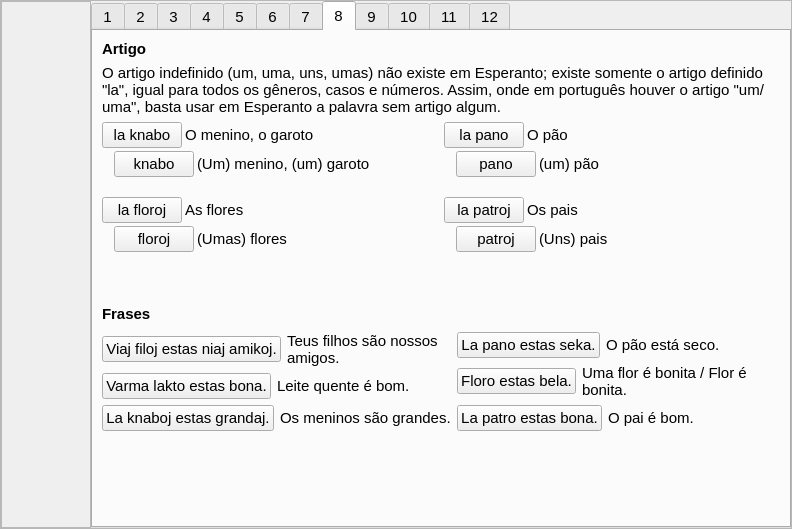
Qt form lec01.ui (antono/kurso-de-esperanto) before a commit.
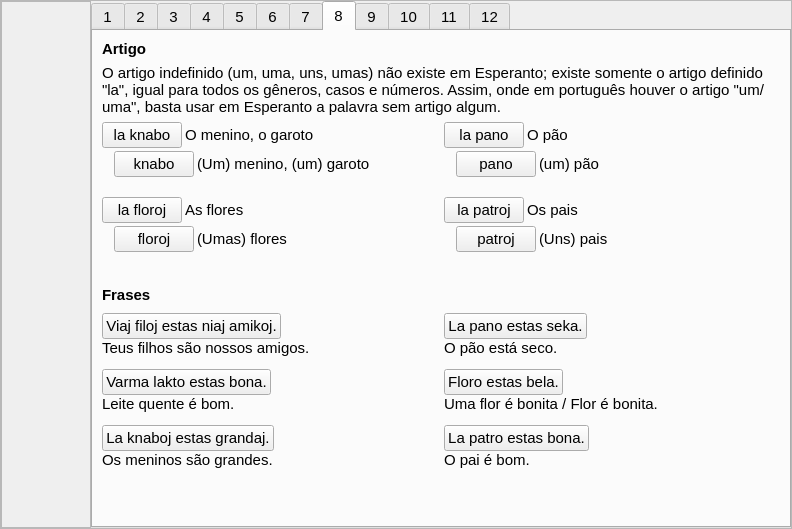
The same form after that commit. The open tabs and pages were chosen to show the change. Icons and pictures are not drawn. Custom widgets are drawn as their Qt base class.

```diff
--- a/lec01.ui
+++ b/lec01.ui
@@ -5752,8 +5752,14 @@
           <layout class="QHBoxLayout" name="horizontalLayout_283">
            <item>
             <layout class="QVBoxLayout" name="verticalLayout_25">
+             <property name="spacing">
+              <number>12</number>
+             </property>
              <item>
-              <layout class="QHBoxLayout" name="horizontalLayout_120">
+              <layout class="QVBoxLayout" name="verticalLayout_44" stretch="1,0">
+               <property name="spacing">
+                <number>0</number>
+               </property>
                <item>
                 <widget class="klakbutono" name="Lec01_Button246">
                  <property name="sizePolicy">
@@ -5792,7 +5798,10 @@
               </layout>
              </item>
              <item>
-              <layout class="QHBoxLayout" name="horizontalLayout_121">
+              <layout class="QVBoxLayout" name="verticalLayout_61" stretch="1,0">
+               <property name="spacing">
+                <number>0</number>
+               </property>
                <item>
                 <widget class="klakbutono" name="Lec01_Button247">
                  <property name="sizePolicy">
@@ -5831,7 +5840,10 @@
               </layout>
              </item>
              <item>
-              <layout class="QHBoxLayout" name="horizontalLayout_122">
+              <layout class="QVBoxLayout" name="verticalLayout_62" stretch="1,0">
+               <property name="spacing">
+                <number>0</number>
+               </property>
                <item>
                 <widget class="klakbutono" name="Lec01_Button248">
                  <property name="sizePolicy">
@@ -5873,8 +5885,14 @@
            </item>
            <item>
             <layout class="QVBoxLayout" name="verticalLayout_43">
+             <property name="spacing">
+              <number>12</number>
+             </property>
              <item>
-              <layout class="QHBoxLayout" name="horizontalLayout_123">
+              <layout class="QVBoxLayout" name="verticalLayout_63" stretch="1,0">
+               <property name="spacing">
+                <number>0</number>
+               </property>
                <item>
                 <widget class="klakbutono" name="Lec01_Button249">
                  <property name="sizePolicy">
@@ -5913,7 +5931,10 @@
               </layout>
              </item>
              <item>
-              <layout class="QHBoxLayout" name="horizontalLayout_124">
+              <layout class="QVBoxLayout" name="verticalLayout_64" stretch="1,0">
+               <property name="spacing">
+                <number>0</number>
+               </property>
                <item>
                 <widget class="klakbutono" name="Lec01_Button250">
                  <property name="sizePolicy">
@@ -5952,7 +5973,10 @@
               </layout>
              </item>
              <item>
-              <layout class="QHBoxLayout" name="horizontalLayout_125">
+              <layout class="QVBoxLayout" name="verticalLayout_65" stretch="1,0">
+               <property name="spacing">
+                <number>0</number>
+               </property>
                <item>
                 <widget class="klakbutono" name="Lec01_Button251">
                  <property name="sizePolicy">
@@ -6423,11 +6447,6 @@
    <extends>QLineEdit</extends>
    <header>cx_edit.h</header>
   </customwidget>
-  <customwidget>
-   <class>label_sago_reversa</class>
-   <extends>QLabel</extends>
-   <header>label_sago_reversa.h</header>
-  </customwidget>
   <customwidget>
    <class>panelo</class>
    <extends>QFrame</extends>
@@ -6437,6 +6456,11 @@
     <slot>montras_sagon(int)</slot>
    </slots>
   </customwidget>
+  <customwidget>
+   <class>label_sago_reversa</class>
+   <extends>QLabel</extends>
+   <header>label_sago_reversa.h</header>
+  </customwidget>
   <customwidget>
    <class>vortoludo</class>
    <extends>QFrame</extends>
```
Left out of the diff: 231 changed lines with no effect on the pictures.
